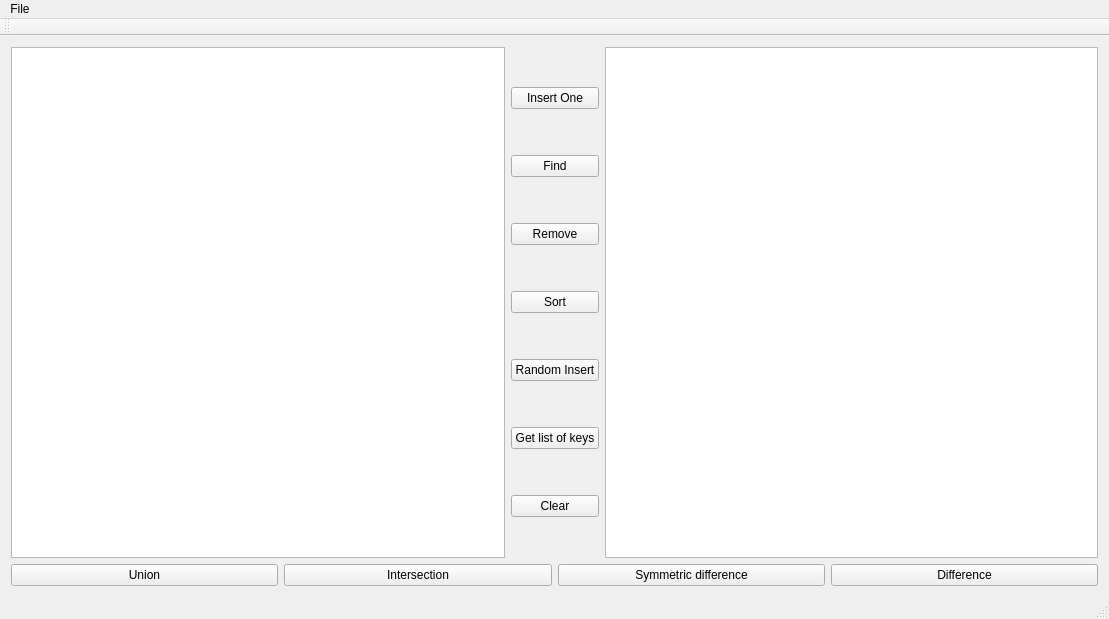
Qt form mainwindow.ui (StasDzundza/Data-Structures-Visualizator) before a commit.
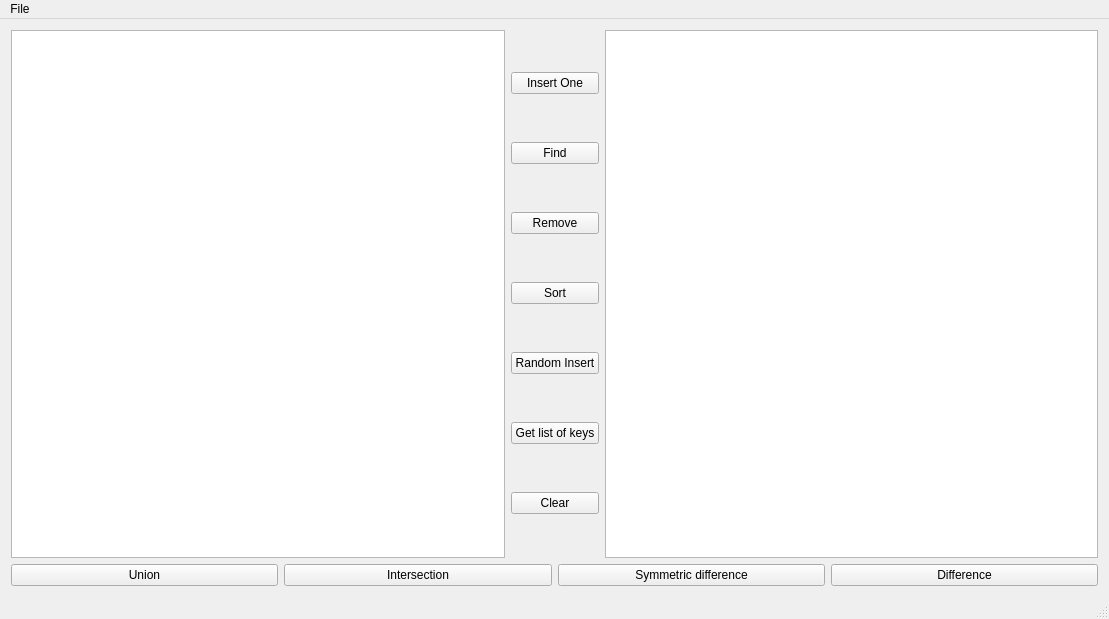
The same form after that commit.

Commit message: changed class Core Factory

```diff
--- a/mainwindow.ui
+++ b/mainwindow.ui
@@ -153,14 +153,6 @@
    </widget>
    <addaction name="menuFile"/>
   </widget>
-  <widget class="QToolBar" name="mainToolBar">
-   <attribute name="toolBarArea">
-    <enum>TopToolBarArea</enum>
-   </attribute>
-   <attribute name="toolBarBreak">
-    <bool>false</bool>
-   </attribute>
-  </widget>
   <widget class="QStatusBar" name="statusBar"/>
   <action name="actionStlList_2">
    <property name="text">
```
Left out of the diff: 3 changed lines with no effect on the pictures. The commit also changes 14 other files.
